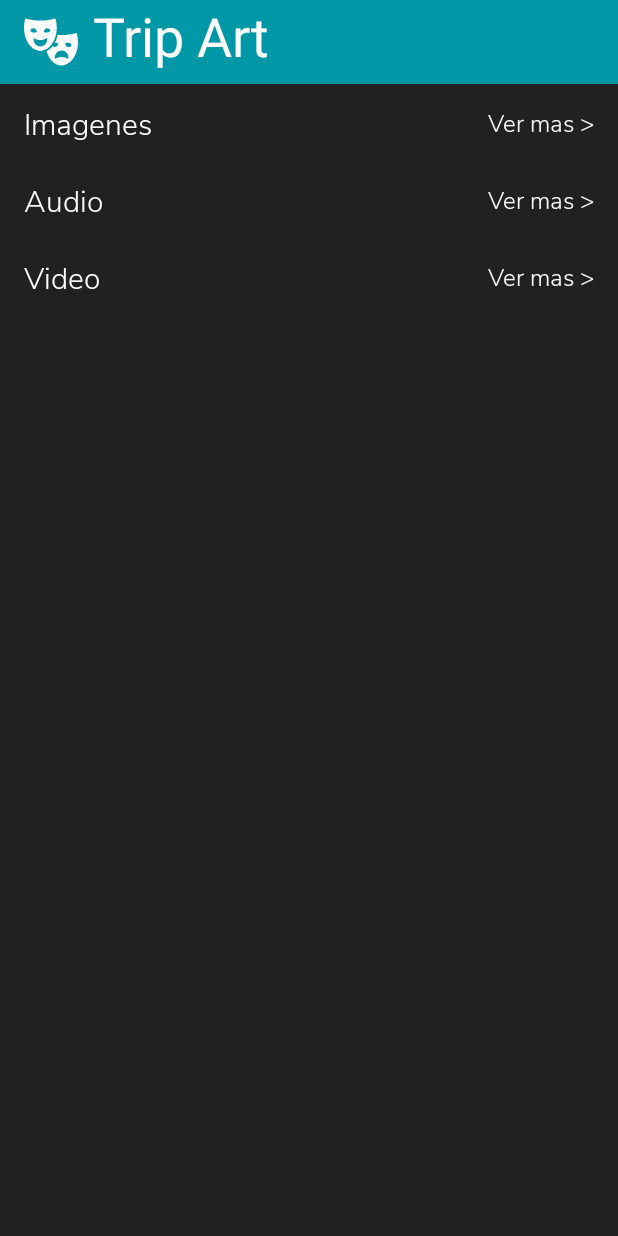
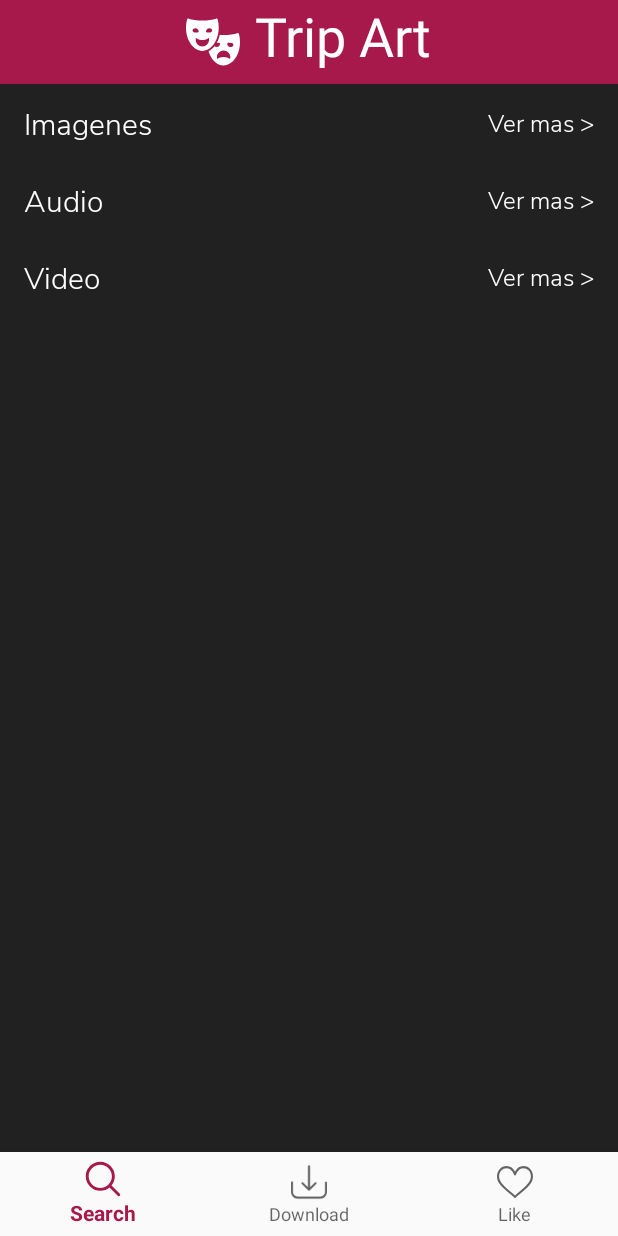
Before and after one commit to DavidBarbaran/Trip-Art, an Android app: the HomeActivity screen opened directly, with no data from a screen before it, on a phone screen of 412 x 824 dp. Run offline under Robolectric (Android 15) with nearby library versions, the phone set to English and light mode, and no system bars; our stand-ins replace ButterKnife; libraries missing offline, so code that uses them is left out: com.github.rubensousa.gravitysnaphelper; pictures from the network do not load; Roboto replaces fonts that are not available here; 1 statement that could not run was skipped.

Commit message:
Cambios de diseño

```diff
--- a/app/src/main/java/art/trip/com/tripart/activity/SplashActivity.java
+++ b/app/src/main/java/art/trip/com/tripart/activity/SplashActivity.java
@@ -63,7 +63,7 @@ public class SplashActivity extends AppCompatActivity {
         statusAudio = false;
         statusVideo = false;
 
-        restApi.getImage(Setting.ID, Setting.LENGTH_20).enqueue(new Callback<JsonObject>() {
+        restApi.getImage(Setting.ID, Setting.LENGTH_10).enqueue(new Callback<JsonObject>() {
             @Override
             public void onResponse(Call<JsonObject> call, Response<JsonObject> response) {
                 if (response.isSuccessful()) {
@@ -111,7 +111,7 @@ public class SplashActivity extends AppCompatActivity {
             }
         });
 */
-        restApi.getAudio(Setting.ID, Setting.LENGTH_20).enqueue(new Callback<JsonObject>() {
+        restApi.getAudio(Setting.ID, Setting.LENGTH_10).enqueue(new Callback<JsonObject>() {
             @Override
             public void onResponse(Call<JsonObject> call, Response<JsonObject> response) {
                 if (response.isSuccessful()) {
--- a/app/src/main/java/art/trip/com/tripart/config/Setting.java
+++ b/app/src/main/java/art/trip/com/tripart/config/Setting.java
@@ -28,9 +28,9 @@ public class Setting {
     public static List<Video> videoList;
     public static final String VIDEO = "video";
 
-    public static final String TRANSITION = "transition_image";
     public static final String ID = "\"id\"";
     public static final String TITLE = "\"title\"";
+    public static final int LENGTH_10 = 10;
     public static final int LENGTH_20 = 20;
 
     public static final int DURATION_ANIMATION = 400;
--- /dev/null
+++ b/app/src/main/res/drawable/shadow_toolbar.xml
@@ -0,0 +1,6 @@
+<?xml version="1.0" encoding="utf-8"?>
+<shape xmlns:android="http://schemas.android.com/apk/res/android" android:shape="rectangle">
+    <gradient
+        android:startColor="@android:color/transparent"
+        android:endColor="#A6212121"
+        android:angle="90"/> </shape>
--- a/app/src/main/res/layout/activity_home.xml
+++ b/app/src/main/res/layout/activity_home.xml
@@ -5,6 +5,20 @@
     android:layout_width="match_parent"
     android:layout_height="match_parent"
     tools:context="art.trip.com.tripart.activity.HomeActivity">
+
+    <android.support.v7.widget.RecyclerView
+        android:id="@+id/home_recycler"
+        android:layout_width="0dp"
+        android:layout_height="0dp"
+        android:clipToPadding="false"
+        android:paddingBottom="72dp"
+        android:background="@color/black"
+        android:paddingTop="?attr/actionBarSize"
+        android:overScrollMode="never"
+        app:layout_constraintBottom_toBottomOf="parent"
+        app:layout_constraintEnd_toEndOf="parent"
+        app:layout_constraintStart_toStartOf="parent"
+        app:layout_constraintTop_toTopOf="parent" />
 
     <include
         android:id="@+id/custom_toolbar"
@@ -15,17 +29,15 @@
         app:layout_constraintStart_toStartOf="parent"
         app:layout_constraintTop_toTopOf="parent" />
 
-    <android.support.v7.widget.RecyclerView
-        android:id="@+id/home_recycler"
-        android:layout_width="0dp"
-        android:layout_height="0dp"
-        android:clipToPadding="false"
-        android:paddingBottom="@dimen/spacing16"
-        android:background="@color/black"
-        android:overScrollMode="never"
+    <android.support.design.widget.BottomNavigationView
+        android:id="@+id/bottom_navigation"
+        android:layout_width="match_parent"
+        android:layout_height="wrap_content"
+        android:layout_alignParentBottom="true"
+        app:itemBackground="?android:attr/windowBackground"
         app:layout_constraintBottom_toBottomOf="parent"
+        app:layout_constraintStart_toStartOf="parent"
         app:layout_constraintEnd_toEndOf="parent"
-        app:layout_constraintStart_toStartOf="parent"
-        app:layout_constraintTop_toBottomOf="@+id/custom_toolbar" />
+        app:menu="@menu/navigation" />
 
 </android.support.constraint.ConstraintLayout>
--- a/app/src/main/res/layout/activity_image.xml
+++ b/app/src/main/res/layout/activity_image.xml
@@ -28,19 +28,6 @@
         app:layout_constraintBottom_toBottomOf="parent"
         app:layout_constraintEnd_toEndOf="parent"
         app:layout_constraintStart_toStartOf="parent" />
-
-    <com.wang.avi.AVLoadingIndicatorView
-        android:id="@+id/load_search"
-        android:layout_width="50dp"
-        android:layout_height="50dp"
-        android:layout_gravity="center"
-        android:visibility="gone"
-        app:indicatorColor="@color/colorPrimary"
-        app:indicatorName="BallSpinFadeLoaderIndicator"
-        app:layout_constraintBottom_toBottomOf="parent"
-        app:layout_constraintEnd_toEndOf="parent"
-        app:layout_constraintStart_toStartOf="parent"
-        app:layout_constraintTop_toTopOf="parent" />
 
     <LinearLayout
         android:id="@+id/empty_view"
@@ -125,6 +112,19 @@
         </android.support.v7.widget.CardView>
     </LinearLayout>
 
+    <com.wang.avi.AVLoadingIndicatorView
+        android:id="@+id/load_search"
+        android:layout_width="50dp"
+        android:layout_height="50dp"
+        android:layout_gravity="center"
+        android:visibility="gone"
+        app:indicatorColor="@color/colorPrimary"
+        app:indicatorName="BallSpinFadeLoaderIndicator"
+        app:layout_constraintBottom_toBottomOf="parent"
+        app:layout_constraintEnd_toEndOf="parent"
+        app:layout_constraintStart_toStartOf="parent"
+        app:layout_constraintTop_toTopOf="parent" />
+
     <android.support.design.widget.FloatingActionButton
         android:id="@+id/search_btn"
         android:layout_width="wrap_content"
@@ -132,6 +132,8 @@
         android:layout_marginBottom="@dimen/spacing16"
         android:layout_marginEnd="@dimen/spacing16"
         android:clickable="true"
+        app:borderWidth="0dp"
+        app:elevation="8dp"
         app:layout_constraintBottom_toBottomOf="parent"
         app:layout_constraintEnd_toEndOf="parent"
         app:srcCompat="@drawable/ic_search" />
--- a/app/src/main/res/layout/custom_app_bar.xml
+++ b/app/src/main/res/layout/custom_app_bar.xml
@@ -6,19 +6,20 @@
 
     <LinearLayout
         android:layout_width="match_parent"
+        android:orientation="vertical"
+        android:layout_height="wrap_content">
+
+            <LinearLayout
+                android:layout_width="match_parent"
                 android:layout_height="?attr/actionBarSize"
                 android:background="@color/colorPrimary"
-        app:layout_constraintBottom_toBottomOf="parent"
-        app:layout_constraintEnd_toEndOf="parent"
-        app:layout_constraintStart_toStartOf="parent"
-        app:layout_constraintTop_toTopOf="parent">
+                android:gravity="center">
 
                 <ImageView
                     android:id="@+id/image_splash"
                     android:layout_width="@dimen/size36"
                     android:layout_height="@dimen/size36"
                     android:layout_gravity="center"
-            android:layout_marginLeft="@dimen/spacing16"
                     app:srcCompat="@drawable/ic_icon" />
 
                 <art.trip.com.tripart.widget.FontText
@@ -26,12 +27,20 @@
                     android:layout_width="wrap_content"
                     android:layout_height="wrap_content"
                     android:layout_gravity="center"
+                    android:layout_marginBottom="@dimen/spacing4"
                     android:layout_marginLeft="@dimen/spacing10"
                     android:text="Trip Art"
                     android:textColor="@color/white"
                     android:textSize="@dimen/text36"
-            android:layout_marginBottom="@dimen/spacing4"
                     app:typeface="sun_valley.ttf" />
 
             </LinearLayout>
+        <View
+            android:id="@+id/toolbar_shadow"
+            android:layout_width="match_parent"
+            android:layout_height="5dp"
+            android:background="@drawable/shadow_toolbar" />
+
+    </LinearLayout>
+
 </android.support.constraint.ConstraintLayout>
--- /dev/null
+++ b/app/src/main/res/menu/navigation.xml
@@ -0,0 +1,19 @@
+<?xml version="1.0" encoding="utf-8"?>
+<menu xmlns:android="http://schemas.android.com/apk/res/android">
+
+    <item
+        android:id="@+id/navigation_home"
+        android:icon="@drawable/ic_search"
+        android:title="Search" />
+
+    <item
+        android:id="@+id/navigation_dashboard"
+        android:icon="@drawable/ic_download"
+        android:title="Download" />
+
+    <item
+        android:id="@+id/navigation_notifications"
+        android:icon="@drawable/ic_like"
+        android:title="Like" />
+
+</menu>
--- a/app/src/main/res/values/colors.xml
+++ b/app/src/main/res/values/colors.xml
@@ -1,8 +1,16 @@
 <?xml version="1.0" encoding="utf-8"?>
 <resources>
+    <!--
     <color name="colorPrimary">#0097A7</color>
     <color name="colorPrimaryDark">#00838F</color>
     <color name="colorAccent">@color/colorPrimary</color>
+
+-->
+    <color name="colorPrimary">#A7194B</color>
+    <color name="colorPrimaryDark">#A7194B</color>
+    <color name="colorAccent">@color/colorPrimary</color>
+
+
 
     <color name="white">#FFFFFF</color>
     <color name="black">#212121</color>
```
Lines whose indentation alone changed are shown as unchanged.
